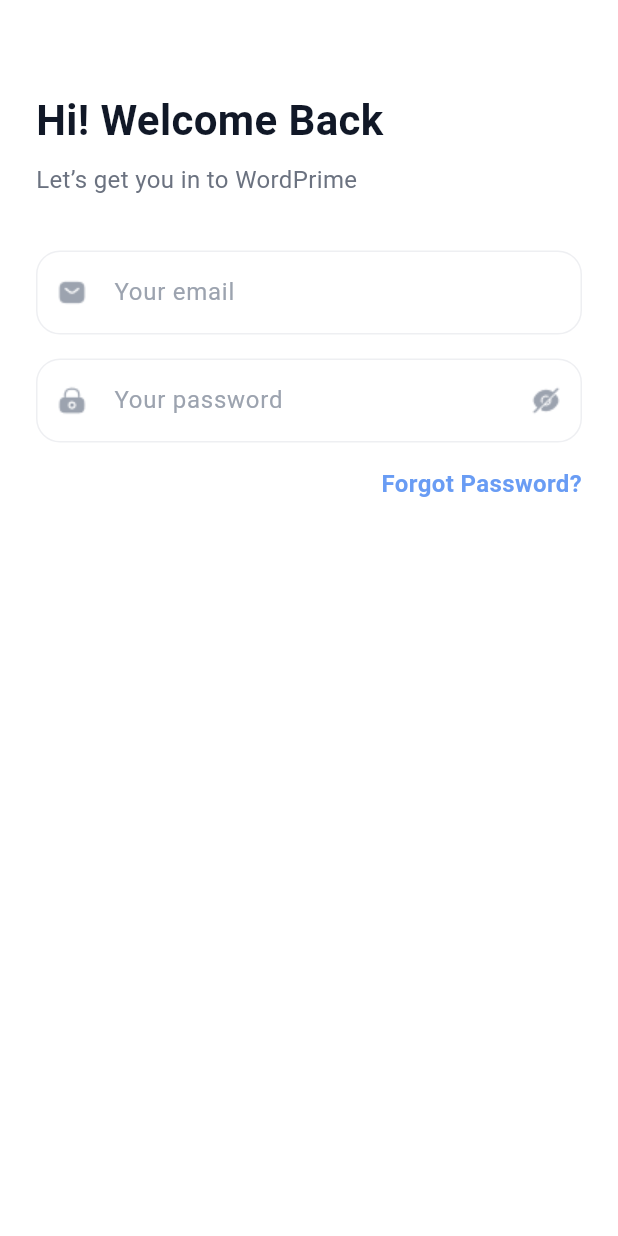
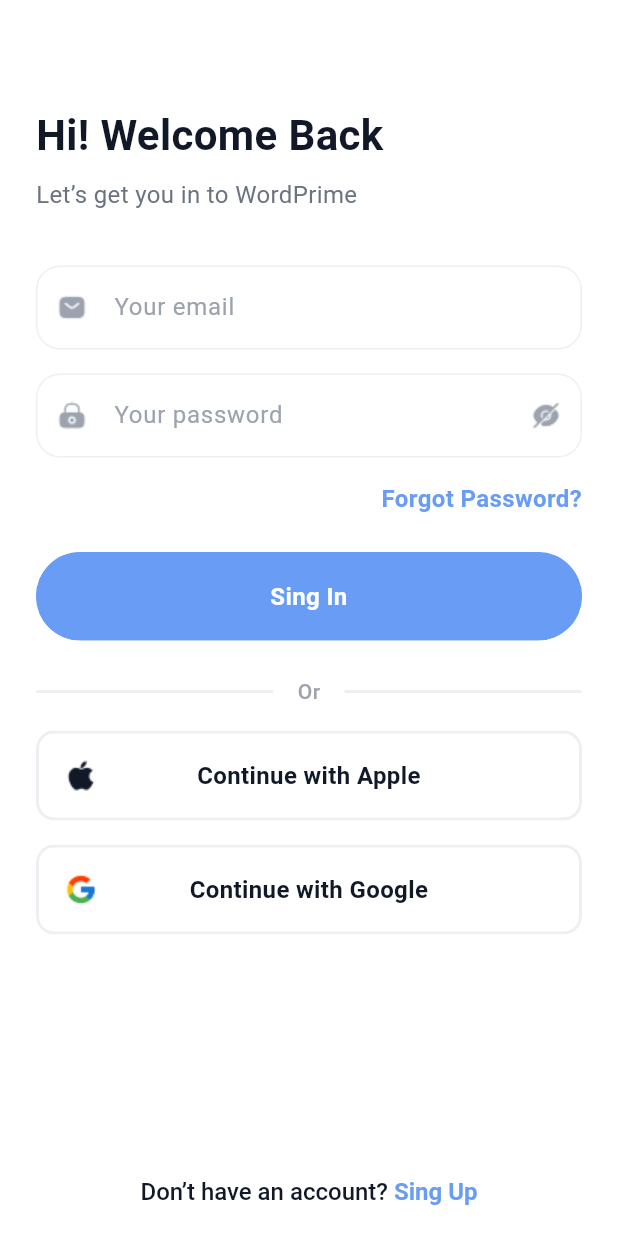
Before and after one commit to DargaHasanBasri/word_prime, a Flutter app: the screen it shows after launch, on a phone screen of 412 x 824 dp. Run offline on Flutter 3.47's test engine with Material 3 defaults, Android fonts, the phone set to English and light mode, and no system bars; our stand-ins replace easy_localization, get_it.

Commit message:
Add custom button

```diff
--- a/assets/langs/en-US.json
+++ b/assets/langs/en-US.json
@@ -6,6 +6,7 @@
   "continueTitle": "Continue",
   "skip": "Skip",
   "signIn": "Sing In",
+  "signUp": "Sing Up",
   "or": "Or",
   "splash": {
     "title": "Unlock your potential with us!"
@@ -16,7 +17,7 @@
     "forgotPassword": "Forgot Password?",
     "withApple": "Continue with Apple",
     "withGoogle": "Continue with Google",
-    "isSignUpMsg": "Don’t have an account? Sign Up"
+    "isSignUpMsg": "Don’t have an account?"
   },
   "registerPage": {
     "registerTitle": "Sign up to WordPrime",
--- a/assets/langs/tr-TR.json
+++ b/assets/langs/tr-TR.json
@@ -5,7 +5,8 @@
   "nameHintText": "Adınızı Girin",
   "continueTitle": "Devam Et",
   "skip": "Atla",
-  "signIn": "Kayıt Ol",
+  "signIn": "Giriş Yap",
+  "signUp": "Kayıt Ol",
   "or": "Ya da",
   "splashPage": {
     "title": "Potansiyelinizi bizimle ortaya çıkarın!"
@@ -16,7 +17,7 @@
     "forgotPassword": "Parolanızı mı unuttunuz?",
     "withApple": "Apple ile devam et",
     "withGoogle": "Google ile devam et",
-    "isSignUpMsg": "Hesabınız yok mu? Üye olun"
+    "isSignUpMsg": "Hesabınız yok mu?"
   },
   "registerPage": {
     "registerTitle": "WordPrime'a kaydolun",
--- a/lib/ui/pages/login/login_page.dart
+++ b/lib/ui/pages/login/login_page.dart
@@ -2,6 +2,7 @@ import 'package:flutter/material.dart';
 import 'package:word_prime/base/base_stateful_state.dart';
 import 'package:word_prime/generated/locale_keys.g.dart';
 import 'package:word_prime/ui/pages/login/login_view_model.dart';
+import 'package:word_prime/ui/widgets/custom_button.dart';
 import 'package:word_prime/ui/widgets/custom_text_form_field.dart';
 import 'package:word_prime/utils/app_assets.dart';
 import 'package:word_prime/utils/app_colors.dart';
@@ -26,17 +27,21 @@ class _LoginPageState extends BaseStatefulState<LoginPage> {
     );
   }
 
-  SingleChildScrollView _buildBody() {
+  Widget _buildBody() {
     LoginViewModel _vm = LoginViewModel();
     return SingleChildScrollView(
-      child: SafeArea(
+      child: ConstrainedBox(
+        constraints: BoxConstraints(
+          minHeight: MediaQuery.of(context).size.height,
+        ),
+        child: IntrinsicHeight(
           child: Padding(
             padding: AppPaddings.appPaddingHorizontal,
             child: Column(
               crossAxisAlignment: CrossAxisAlignment.stretch,
               children: [
                 Padding(
-                padding: const EdgeInsets.only(top: 60, bottom: 8),
+                  padding: const EdgeInsets.only(top: 70, bottom: 8),
                   child: Text(
                     LocaleKeys.loginPage_welcomeTitle.locale,
                     style: TextStyle(
@@ -94,10 +99,103 @@ class _LoginPageState extends BaseStatefulState<LoginPage> {
                   ),
                   textAlign: TextAlign.end,
                 ),
+                Padding(
+                  padding: const EdgeInsets.symmetric(vertical: 24),
+                  child: CustomButton(
+                    title: LocaleKeys.signIn.locale,
+                    onClick: () {},
+                  ),
+                ),
+                _orTextContainer(),
+                Padding(
+                  padding: const EdgeInsets.symmetric(vertical: 16),
+                  child: CustomButton(
+                    title: LocaleKeys.loginPage_withApple.locale,
+                    titleColor: AppColors.mirage,
+                    backgroundColor: AppColors.white,
+                    borderColor: AppColors.softPeach,
+                    borderRadius: 12,
+                    isIcon: true,
+                    iconLogoAddress: AppAssets.icApplePath,
+                    onClick: () {},
+                  ),
+                ),
+                CustomButton(
+                  title: LocaleKeys.loginPage_withGoogle.locale,
+                  titleColor: AppColors.mirage,
+                  backgroundColor: AppColors.white,
+                  borderColor: AppColors.softPeach,
+                  borderRadius: 12,
+                  isIcon: true,
+                  iconLogoAddress: AppAssets.icGooglePath,
+                  onClick: () {},
+                ),
+                const Spacer(),
+                Padding(
+                  padding: const EdgeInsets.only(bottom: 20),
+                  child: Center(
+                    child: RichText(
+                      text: TextSpan(
+                        text: LocaleKeys.loginPage_isSignUpMsg.locale,
+                        style: TextStyle(
+                          fontSize: 16,
+                          fontWeight: FontWeight.w500,
+                          color: AppColors.mirage,
+                        ),
+                        children: <TextSpan>[
+                          TextSpan(
+                              text: ' ${LocaleKeys.signUp.locale}',
+                              style: TextStyle(
+                                fontSize: 16,
+                                fontWeight: FontWeight.w700,
+                                color: AppColors.cornflowerBlue,
+                              )),
                         ],
+                      ),
+                    ),
+                  ),
+                ),
+              ],
+            ),
           ),
         ),
       ),
     );
   }
+
+  Widget _orTextContainer() {
+    return Row(
+      children: [
+        Expanded(
+          child: Container(
+            height: 2,
+            decoration: BoxDecoration(
+              color: AppColors.softPeach,
+              borderRadius: BorderRadius.circular(6),
+            ),
+          ),
+        ),
+        Padding(
+          padding: AppPaddings.paddingMediumHorizontal,
+          child: Text(
+            LocaleKeys.or.locale,
+            style: TextStyle(
+              fontSize: 14,
+              fontWeight: FontWeight.w500,
+              color: AppColors.santaGrey,
+            ),
+          ),
+        ),
+        Expanded(
+          child: Container(
+            height: 2,
+            decoration: BoxDecoration(
+              color: AppColors.softPeach,
+              borderRadius: BorderRadius.circular(6),
+            ),
+          ),
+        ),
+      ],
+    );
   }
+}
--- /dev/null
+++ b/lib/ui/widgets/custom_button.dart
@@ -0,0 +1,96 @@
+import 'package:flutter/material.dart';
+import 'package:word_prime/utils/app_colors.dart';
+
+class CustomButton extends StatelessWidget {
+  CustomButton({
+    super.key,
+    Color? backgroundColor,
+    Color? titleColor,
+    Color? borderColor,
+    String? title,
+    String? iconLogoAddress,
+    double? borderRadius,
+    VoidCallback? onClick,
+    bool? isIcon,
+  })  : title = title ?? 'NEXT',
+        iconLogoAddress = iconLogoAddress ?? '',
+        backgroundColor = backgroundColor ?? AppColors.cornflowerBlue,
+        titleColor = titleColor ?? AppColors.white,
+        borderColor = borderColor ?? Colors.transparent,
+        borderRadius = borderRadius ?? 40,
+        isIcon = isIcon ?? false,
+        onClick = onClick ?? (() {});
+  final Color? backgroundColor;
+  final Color? titleColor;
+  final String title;
+  final String iconLogoAddress;
+  final VoidCallback? onClick;
+  final double borderRadius;
+  final Color borderColor;
+  final bool? isIcon;
+
+  @override
+  Widget build(BuildContext context) {
+    return ClipRRect(
+      borderRadius: BorderRadius.circular(borderRadius),
+      child: Material(
+        color: backgroundColor,
+        child: InkWell(
+          onTap: () => onClick?.call(),
+          splashColor: AppColors.white.withOpacity(0.5),
+          child: Ink(
+            decoration: BoxDecoration(
+              color: backgroundColor,
+              border: Border.all(
+                color: borderColor,
+                width: 2,
+              ),
+              borderRadius: BorderRadius.circular(borderRadius),
+            ),
+            child: Padding(
+              padding: const EdgeInsets.symmetric(vertical: 16),
+              child: isIcon == true
+                  ? Row(
+                      children: [
+                        Padding(
+                          padding: const EdgeInsets.only(left: 16),
+                          child: Image.asset(
+                            iconLogoAddress,
+                            width: 24,
+                            height: 24,
+                          ),
+                        ),
+                        Expanded(
+                          child: Padding(
+                            padding: const EdgeInsets.only(right: 40),
+                            child: Text(
+                              title,
+                              style: TextStyle(
+                                color: titleColor,
+                                fontSize: 16,
+                                fontWeight: FontWeight.w700,
+                                overflow: TextOverflow.ellipsis,
+                              ),
+                              textAlign: TextAlign.center,
+                            ),
+                          ),
+                        ),
+                      ],
+                    )
+                  : Text(
+                      title,
+                      style: TextStyle(
+                        color: titleColor,
+                        fontSize: 16,
+                        fontWeight: FontWeight.w700,
+                        overflow: TextOverflow.ellipsis,
+                      ),
+                      textAlign: TextAlign.center,
+                    ),
+            ),
+          ),
+        ),
+      ),
+    );
+  }
+}
--- a/lib/utils/app_assets.dart
+++ b/lib/utils/app_assets.dart
@@ -6,6 +6,9 @@ final class AppAssets {
   static String icSmsPath = _imagePath('ic_sms');
   static String icLockPath = _imagePath('ic_lock');
   static String icCloseEyePath = _imagePath('ic_close_eye');
+  static String icApplePath = _imagePath('ic_apple');
+  static String icGooglePath = _imagePath('ic_google');
+  static String icUserPath = _imagePath('ic_user');
 
   static String _imagePath(String fileName) => '$_basePath$fileName.png';
 }
--- a/lib/utils/app_paddings.dart
+++ b/lib/utils/app_paddings.dart
@@ -4,4 +4,6 @@ final class AppPaddings {
   AppPaddings._();
 
   static const appPaddingHorizontal = EdgeInsets.symmetric(horizontal: 24);
+
+  static const paddingMediumHorizontal = EdgeInsets.symmetric(horizontal: 16);
 }
```
Also changed, not shown: lib/generated/locale_keys.g.dart. Lines whose indentation alone changed are shown as unchanged.
